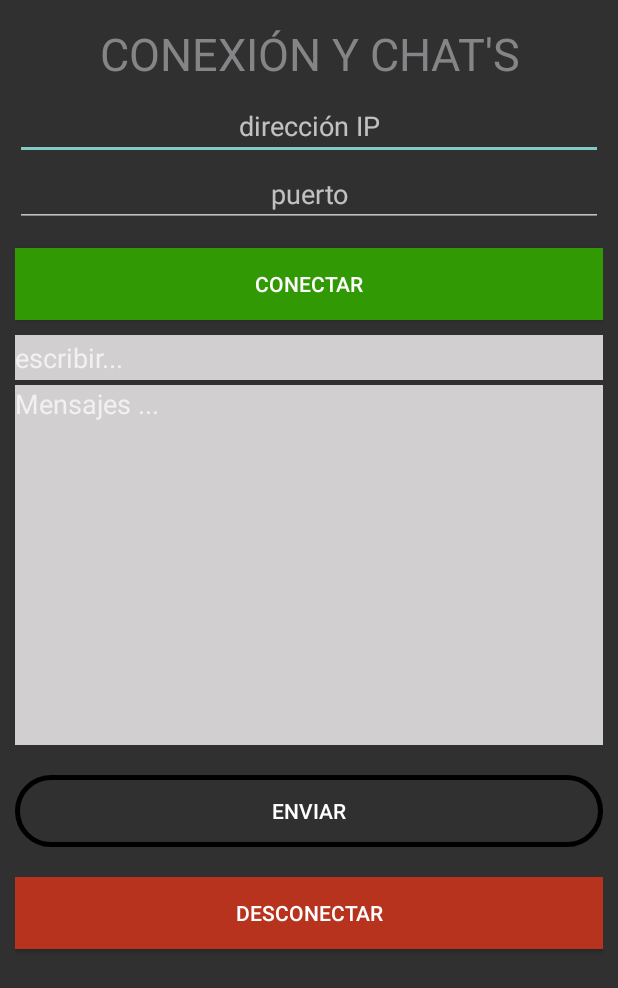
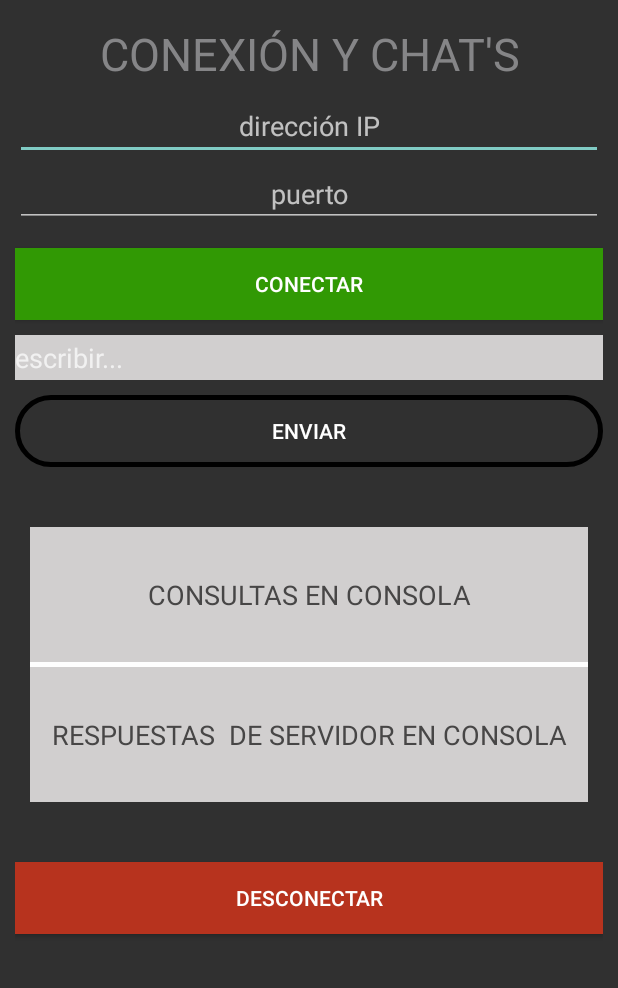
Before and after one commit to pikoro1234/SocketsDAM_DOS, an Android app: the screen it shows after launch (MainActivity), on a phone screen of 412 x 824 dp. Shown: the top 988 px of the screen. Run offline under Robolectric (Android 15) with nearby library versions, the phone set to English and light mode, and no system bars.

```diff
--- a/Sockets/app/src/main/res/layout/activity_main.xml
+++ b/Sockets/app/src/main/res/layout/activity_main.xml
@@ -51,7 +51,6 @@
             android:background="#319904"
             android:text="Conectar" />
 
-        <!--android:background="#319904"-->
 
         <EditText
             android:id="@+id/txtEnviarMensaje"
@@ -62,31 +61,51 @@
             android:background="#D1CFCF"
             android:hint="escribir..."
             android:inputType="text|textMultiLine"
-            android:textColor="#474646" />
-
-        <EditText
-            android:id="@+id/txtBandejaEntrada"
-            style="@style/Widget.AppCompat.EditText"
-            android:layout_width="match_parent"
-            android:layout_height="240dp"
-            android:layout_marginTop="3dp"
-            android:background="#D1CFCF"
-            android:gravity="top"
-            android:hint="Mensajes ..."
-            android:inputType="text|textMultiLine"
-            android:textColor="#474646" />
+            android:textColor="#474646"/>
 
         <Button
             android:id="@+id/btnEnviar"
-            android:layout_marginTop="20dp"
+            android:layout_marginTop="10dp"
+            android:layout_marginBottom="30dp"
             android:layout_width="match_parent"
             android:background="@drawable/border_layout"
             android:layout_height="wrap_content"
             android:text="Enviar" />
 
+    <LinearLayout
+        android:layout_width="match_parent"
+        android:layout_height="wrap_content"
+        android:orientation="vertical"
+        android:background="#fefefe"
+        android:layout_margin="10dp">
+        <EditText
+            android:id="@+id/txtBandejaEntrada"
+            style="@style/Widget.AppCompat.EditText"
+            android:layout_width="match_parent"
+            android:layout_height="90dp"
+            android:background="#D1CFCF"
+            android:gravity="center"
+            android:text="CONSULTAS EN CONSOLA"
+            android:inputType="text|textMultiLine"
+            android:textColor="#474646" />
+
+        <EditText
+            android:id="@+id/txtBandejaSalida"
+            style="@style/Widget.AppCompat.EditText"
+            android:layout_width="match_parent"
+            android:layout_height="90dp"
+            android:layout_marginTop="3dp"
+            android:background="#D1CFCF"
+            android:gravity="center"
+            android:text="RESPUESTAS  DE SERVIDOR EN CONSOLA"
+            android:inputType="text|textMultiLine"
+            android:textColor="#474646" />
+
+    </LinearLayout>
+
         <Button
             android:id="@+id/btnDesconectar"
-            android:layout_marginTop="20dp"
+            android:layout_marginTop="30dp"
             android:layout_width="match_parent"
             android:layout_height="wrap_content"
             android:background="#B7331E"
```
Also changed, not shown: Sockets/app/src/main/java/com/example/sockets/MainActivity.java (+35 -7 lines).
